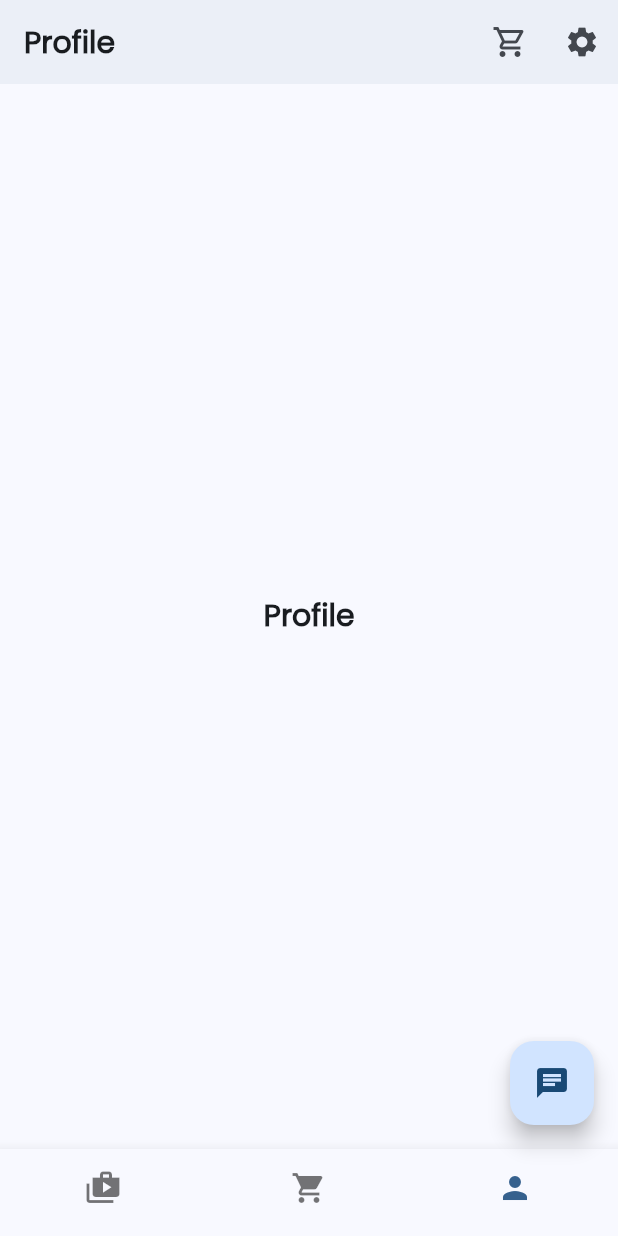
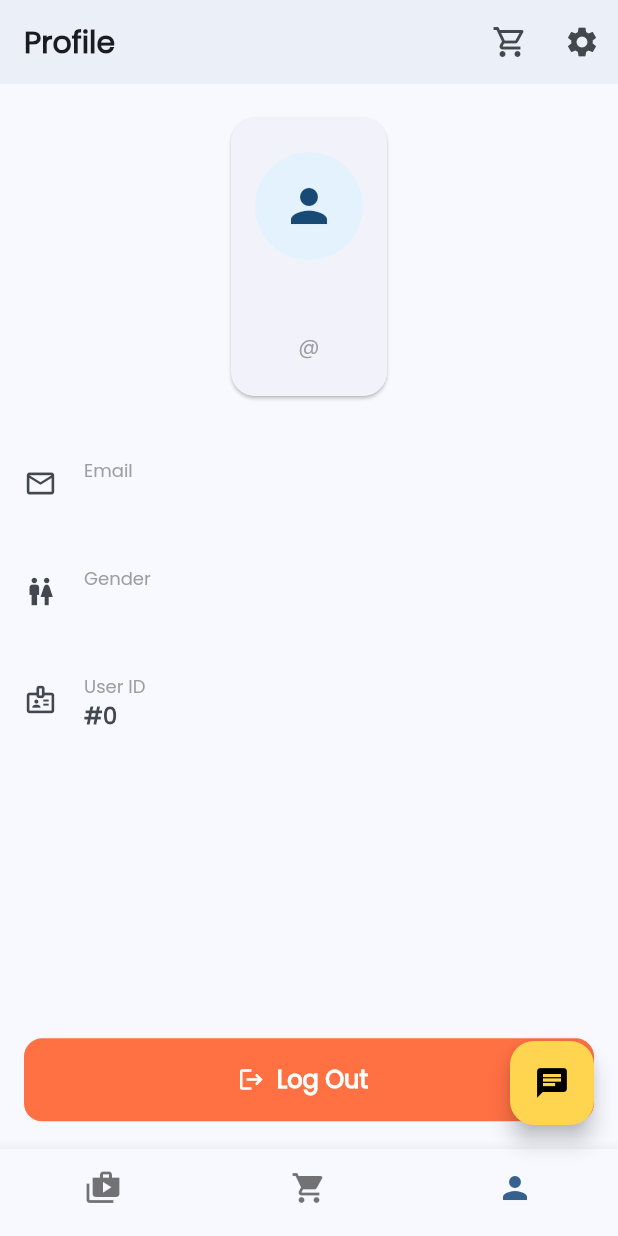
Before and after one commit to rainielryan/necio_advmobprogAY2627, a Flutter app: the HomeScreen screen opened by its route, swiped to page 3, on a phone screen of 412 x 824 dp. Run offline on Flutter 3.47's test engine with Material 3 defaults, Android fonts, the phone set to English and light mode, and no system bars; our stand-ins replace flutter_dotenv, flutter_screenutil, shared_preferences; accounts and stored records are empty; network calls fail.

Commit message:
“lab_act4”

```diff
--- a/necio_advmobprog/lib/main.dart
+++ b/necio_advmobprog/lib/main.dart
@@ -9,6 +9,8 @@ import 'package:provider/provider.dart';
 import 'screens/cart_screen.dart';
 import 'screens/home_screen.dart';
 import 'screens/settings_screen.dart';
+import 'screens/signin_screen.dart';
+import 'screens/splash_screen.dart';
 
 // providers
 import 'providers/theme_provider.dart';
@@ -50,8 +52,10 @@ class RoblesAdvMobProg extends StatelessWidget {
             darkTheme: themeModel.darkTheme,
             themeMode: themeModel.isDark ? ThemeMode.dark : ThemeMode.light,
             title: 'E-Commerce App',
-            initialRoute: '/home',
+            initialRoute: '/splash',
             routes: {
+              '/splash': (context) => const SplashScreen(),
+              '/signin': (context) => const SignInScreen(),
               '/home': (context) => const HomeScreen(),
               // ENHANCEMENT 1: Route to cart_screen to render the carts API endpoint.
               '/cart': (context) => const CartScreen(),
--- /dev/null
+++ b/necio_advmobprog/lib/models/user.dart
@@ -0,0 +1,51 @@
+class User {
+  final int id;
+  final String username;
+  final String email;
+  final String firstName;
+  final String lastName;
+  final String gender;
+  final String image;
+  final String accessToken;
+  final String refreshToken;
+
+  User({
+    required this.id,
+    required this.username,
+    required this.email,
+    required this.firstName,
+    required this.lastName,
+    required this.gender,
+    required this.image,
+    required this.accessToken,
+    required this.refreshToken,
+  });
+
+  factory User.fromJson(Map<String, dynamic> json) {
+    return User(
+      id: json['id'] ?? 0,
+      username: json['username'] ?? '',
+      email: json['email'] ?? '',
+      firstName: json['firstName'] ?? '',
+      lastName: json['lastName'] ?? '',
+      gender: json['gender'] ?? '',
+      image: json['image'] ?? '',
+      accessToken: json['accessToken'] ?? json['token'] ?? '',
+      refreshToken: json['refreshToken'] ?? '',
+    );
+  }
+
+  Map<String, dynamic> toJson() {
+    return {
+      'id': id,
+      'username': username,
+      'email': email,
+      'firstName': firstName,
+      'lastName': lastName,
+      'gender': gender,
+      'image': image,
+      'accessToken': accessToken,
+      'refreshToken': refreshToken,
+    };
+  }
+}
--- a/necio_advmobprog/lib/screens/home_screen.dart
+++ b/necio_advmobprog/lib/screens/home_screen.dart
@@ -3,6 +3,8 @@ import 'package:flutter_screenutil/flutter_screenutil.dart';
 
 import 'cart_screen.dart';
 import 'product_screen.dart';
+import 'profile_screen.dart';
+import '../services/user_service.dart';
 import '../widgets/custom_text.dart';
 
 class HomeScreen extends StatefulWidget {
@@ -16,9 +18,21 @@ class HomeScreen extends StatefulWidget {
 class _HomeScreenState extends State<HomeScreen> {
   int _selectedIndex = 0;
   bool _showChat = false;
+  String _firstName = 'Profile';
   final PageController _pageController = PageController();
 
   static const int _cartIndex = 1;
+
+  @override
+  void initState() {
+    super.initState();
+    UserService().getUser().then((user) {
+      if (!mounted) return;
+      setState(() {
+        _firstName = user.firstName.isNotEmpty ? user.firstName : 'Profile';
+      });
+    });
+  }
 
   @override
   Widget build(BuildContext context) {
@@ -39,7 +53,7 @@ class _HomeScreenState extends State<HomeScreen> {
                       : (_selectedIndex == _cartIndex)
                           ? 'Cart'
                           : (_selectedIndex == 2)
-                              ? 'Profile'
+                              ? _firstName
                               : 'Home',
                   fontSize: 20.sp,
                   // color: FB_LIGHT_PRIMARY,
@@ -72,13 +86,8 @@ class _HomeScreenState extends State<HomeScreen> {
                 children: const <Widget>[
                   ProductScreen(),
                   CartScreen(showAppBar: false),
-                  Center(
-                    child: CustomText(
-                      text: 'Profile',
-                      fontSize: 20,
-                      fontWeight: FontWeight.w600,
-                    ),
-                  ),
+                  // ENHANCEMENT 3: Profile tab renders the saved User model.
+                  ProfileScreen(),
                 ],
                 onPageChanged: (page) {
                   setState(() {
@@ -92,12 +101,13 @@ class _HomeScreenState extends State<HomeScreen> {
         floatingActionButton: _selectedIndex == _cartIndex
             ? null
             : FloatingActionButton(
+                backgroundColor: const Color(0xFFFFD54F),
                 onPressed: () {
                   setState(() {
                     _showChat = true;
                   });
                 },
-                child: const Icon(Icons.chat),
+                child: const Icon(Icons.chat, color: Colors.black),
               ),
         bottomNavigationBar: BottomNavigationBar(
           showSelectedLabels: false, //selected item
--- /dev/null
+++ b/necio_advmobprog/lib/screens/profile_screen.dart
@@ -0,0 +1,170 @@
+import 'package:flutter/material.dart';
+import 'package:flutter_screenutil/flutter_screenutil.dart';
+
+import '../models/user.dart';
+import '../services/user_service.dart';
+import '../widgets/custom_text.dart';
+
+// ENHANCEMENT 3: Profile screen that renders the saved User model.
+class ProfileScreen extends StatefulWidget {
+  const ProfileScreen({super.key});
+
+  @override
+  State<ProfileScreen> createState() => _ProfileScreenState();
+}
+
+class _ProfileScreenState extends State<ProfileScreen> {
+  final UserService _userService = UserService();
+  late Future<User> _userFuture;
+
+  @override
+  void initState() {
+    super.initState();
+    _userFuture = _userService.getUser();
+  }
+
+  Future<void> _logout() async {
+    await _userService.logout();
+    if (!mounted) return;
+    Navigator.pushNamedAndRemoveUntil(context, '/signin', (route) => false);
+  }
+
+  @override
+  Widget build(BuildContext context) {
+    return FutureBuilder<User>(
+      future: _userFuture,
+      builder: (context, snapshot) {
+        if (snapshot.connectionState == ConnectionState.waiting) {
+          return const Center(child: CircularProgressIndicator());
+        }
+
+        if (snapshot.hasError || !snapshot.hasData) {
+          return Center(
+            child: CustomText(
+              text: 'Unable to load profile.',
+              fontSize: 14.sp,
+            ),
+          );
+        }
+
+        final user = snapshot.data!;
+        return SafeArea(
+          child: Padding(
+            padding: EdgeInsets.symmetric(horizontal: 16.w, vertical: 16.h),
+            child: Column(
+              children: [
+                Card(
+                  elevation: 1,
+                  shape: RoundedRectangleBorder(
+                    borderRadius: BorderRadius.circular(16.r),
+                  ),
+                  child: Padding(
+                    padding: EdgeInsets.symmetric(
+                      horizontal: 16.w,
+                      vertical: 20.h,
+                    ),
+                    child: Column(
+                      children: [
+                        CircleAvatar(
+                          radius: 36.r,
+                          backgroundColor: const Color(0xFFE3F2FD),
+                          backgroundImage: user.image.isNotEmpty
+                              ? NetworkImage(user.image)
+                              : null,
+                          child: user.image.isEmpty
+                              ? Icon(Icons.person, size: 36.sp)
+                              : null,
+                        ),
+                        SizedBox(height: 12.h),
+                        CustomText(
+                          text: '${user.firstName} ${user.lastName}',
+                          fontSize: 20.sp,
+                          fontWeight: FontWeight.bold,
+                        ),
+                        SizedBox(height: 4.h),
+                        CustomText(
+                          text: '@${user.username}',
+                          fontSize: 14.sp,
+                          color: Colors.grey,
+                        ),
+                      ],
+                    ),
+                  ),
+                ),
+                SizedBox(height: 16.h),
+                _InfoRow(
+                  icon: Icons.email_outlined,
+                  label: 'Email',
+                  value: user.email,
+                ),
+                _InfoRow(
+                  icon: Icons.wc_outlined,
+                  label: 'Gender',
+                  value: user.gender,
+                ),
+                _InfoRow(
+                  icon: Icons.badge_outlined,
+                  label: 'User ID',
+                  value: '#${user.id}',
+                ),
+                const Spacer(),
+                SizedBox(
+                  width: double.infinity,
+                  height: 48.h,
+                  child: ElevatedButton.icon(
+                    onPressed: _logout,
+                    style: ElevatedButton.styleFrom(
+                      backgroundColor: const Color(0xFFFF7043),
+                      foregroundColor: Colors.white,
+                      elevation: 0,
+                      shape: RoundedRectangleBorder(
+                        borderRadius: BorderRadius.circular(12.r),
+                      ),
+                    ),
+                    icon: const Icon(Icons.logout),
+                    label: CustomText(
+                      text: 'Log Out',
+                      fontSize: 16.sp,
+                      fontWeight: FontWeight.w600,
+                      color: Colors.white,
+                    ),
+                  ),
+                ),
+              ],
+            ),
+          ),
+        );
+      },
+    );
+  }
+}
+
+class _InfoRow extends StatelessWidget {
+  const _InfoRow({
+    required this.icon,
+    required this.label,
+    required this.value,
+  });
+
+  final IconData icon;
+  final String label;
+  final String value;
+
+  @override
+  Widget build(BuildContext context) {
+    return ListTile(
+      contentPadding: EdgeInsets.zero,
+      leading: Icon(icon, size: 22.sp),
+      title: CustomText(
+        text: label,
+        fontSize: 12.sp,
+        color: Colors.grey,
+      ),
+      subtitle: CustomText(
+        text: value,
+        fontSize: 15.sp,
+        fontWeight: FontWeight.w600,
+      ),
+    );
+  }
+}
--- a/necio_advmobprog/lib/services/cart_service.dart
+++ b/necio_advmobprog/lib/services/cart_service.dart
@@ -2,6 +2,7 @@ import 'dart:convert';
 
 import 'package:flutter/foundation.dart';
 import 'package:http/http.dart' as http;
+import 'package:shared_preferences/shared_preferences.dart';
 
 import '../constants.dart';
 import '../models/cart.dart';
@@ -20,16 +21,22 @@ class CartService extends ChangeNotifier {
   double get subtotal => _cart?.total ?? 0;
   double get discountedTotal => _cart?.discountedTotal ?? 0;
 
-  Cart _emptyCart() {
+  Cart _emptyCart([int? userId]) {
     return Cart(
       id: 0,
       products: const [],
       total: 0,
       discountedTotal: 0,
-      userId: cartUserId,
+      userId: userId ?? cartUserId,
       totalProducts: 0,
       totalQuantity: 0,
     );
+  }
+
+  // ENHANCEMENT 3: Use the saved logged-in user's id for the cart.
+  Future<int> _savedUserId() async {
+    final prefs = await SharedPreferences.getInstance();
+    return prefs.getInt('id') ?? cartUserId;
   }
 
   Future<List<Cart>> getAllCarts() async {
@@ -52,7 +59,7 @@ class CartService extends ChangeNotifier {
       final Map<String, dynamic> data = jsonDecode(response.body);
       final List cartsJson = data['carts'] ?? [];
       if (cartsJson.isEmpty) {
-        return _emptyCart();
+        return _emptyCart(userId);
       }
       return Cart.fromJson(cartsJson.first);
     }
@@ -66,7 +73,8 @@ class CartService extends ChangeNotifier {
     notifyListeners();
 
     try {
-      _cart = await getCartByUserId(cartUserId);
+      final userId = await _savedUserId();
+      _cart = await getCartByUserId(userId);
     } catch (e) {
       _error = e.toString();
       _cart = _emptyCart();
@@ -116,11 +124,12 @@ class CartService extends ChangeNotifier {
   }
 
   Future<void> _submitCart(List<Map<String, int>> products) async {
+    final userId = await _savedUserId();
     final response = await http.post(
       Uri.parse('$host/carts/add'),
       headers: {'Content-Type': 'application/json'},
       body: jsonEncode({
-        'userId': cartUserId,
+        'userId': userId,
         'products': products,
       }),
     );
--- /dev/null
+++ b/necio_advmobprog/lib/services/user_service.dart
@@ -0,0 +1,94 @@
+import 'dart:convert';
+import 'package:http/http.dart' as http;
+import 'package:shared_preferences/shared_preferences.dart';
+import '../constants.dart';
+import '../models/user.dart';
+
+class UserService {
+  Map<String, dynamic> data = {};
+
+  Future<Map<String, dynamic>> loginUser(
+    String username,
+    String password,
+  ) async {
+    final response = await http.post(
+      Uri.parse('$host/auth/login'),
+      headers: {'Content-Type': 'application/json'},
+      body: jsonEncode({
+        'username': username,
+        'password': password,
+        'expiresInMins': 60,
+      }),
+    );
+
+    if (response.statusCode == 200) {
+      data = jsonDecode(response.body);
+      await saveUserData(data);
+      return data;
+    } else {
+      throw Exception(response.body);
+    }
+  }
+
+  /// **Save User Data to SharedPreferences**
+  /// Save user data from API response based on User model
+  Future<void> saveUserData(Map<String, dynamic> userData) async {
+    final prefs = await SharedPreferences.getInstance();
+    final user = User.fromJson(userData);
+
+    await prefs.setInt('id', user.id);
+    await prefs.setString('username', user.username);
+    await prefs.setString('email', user.email);
+    await prefs.setString('firstName', user.firstName);
+    await prefs.setString('lastName', user.lastName);
+    await prefs.setString('gender', user.gender);
+    await prefs.setString('image', user.image);
+    await prefs.setString('accessToken', user.accessToken);
+    await prefs.setString('refreshToken', user.refreshToken);
+    await prefs.setString(
+      'token',
+      userData['token'] ?? user.accessToken,
+    );
+  }
+
+  /// Retrieve user data from SharedPreferences
+  Future<Map<String, dynamic>> getUserData() async {
+    final prefs = await SharedPreferences.getInstance();
+    return {
+      'id': prefs.getInt('id') ?? 0,
+      'username': prefs.getString('username') ?? '',
+      'email': prefs.getString('email') ?? '',
+      'firstName': prefs.getString('firstName') ?? '',
+      'lastName': prefs.getString('lastName') ?? '',
+      'gender': prefs.getString('gender') ?? '',
+      'image': prefs.getString('image') ?? '',
+      'accessToken': prefs.getString('accessToken') ?? '',
+      'refreshToken': prefs.getString('refreshToken') ?? '',
+      'token': prefs.getString('token') ?? '',
+    };
+  }
+
+  /// Retrieve User model from SharedPreferences
+  Future<User> getUser() async {
+    final userData = await getUserData();
+    return User.fromJson(userData);
+  }
+
+  /// **Check if User is Logged In**
+  Future<bool> isLoggedIn() async {
+    final prefs = await SharedPreferences.getInstance();
+    final accessToken = prefs.getString('accessToken') ?? '';
+    final token = prefs.getString('token') ?? '';
+    return accessToken.isNotEmpty || token.isNotEmpty;
+  }
+
+  /// **Logout and Clear User Data**
+  Future<void> logout() async {
+    try {
+      final prefs = await SharedPreferences.getInstance();
+      await prefs.clear();
+    } catch (e) {
+      throw Exception('Failed to logout');
+    }
+  }
+}
--- a/necio_advmobprog/pubspec.yaml
+++ b/necio_advmobprog/pubspec.yaml
@@ -38,6 +38,7 @@ dependencies:
   flutter_screenutil: ^5.9.3
   http: ^1.5.0
   provider: ^6.1.5+1
+  shared_preferences: ^2.5.3
 
 dev_dependencies:
   flutter_test:
```
Also changed, not shown: necio_advmobprog/lib/screens/signin_screen.dart (added, +176 -0 lines), necio_advmobprog/lib/screens/splash_screen.dart (added, +88 -0 lines), necio_advmobprog/pubspec.lock, 1 other file.
